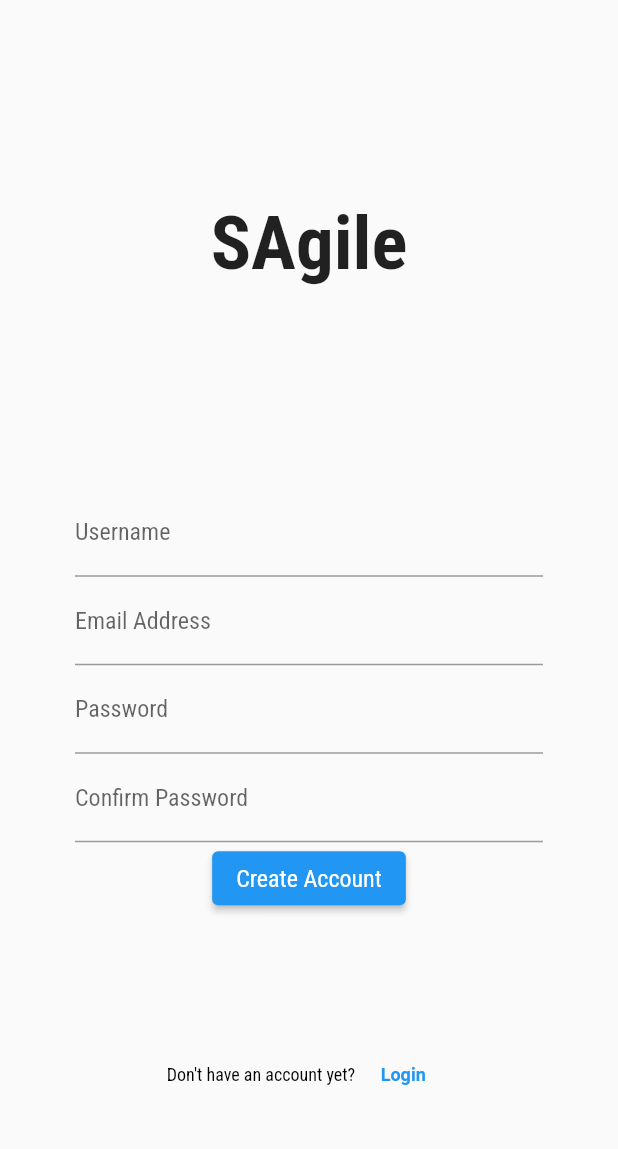
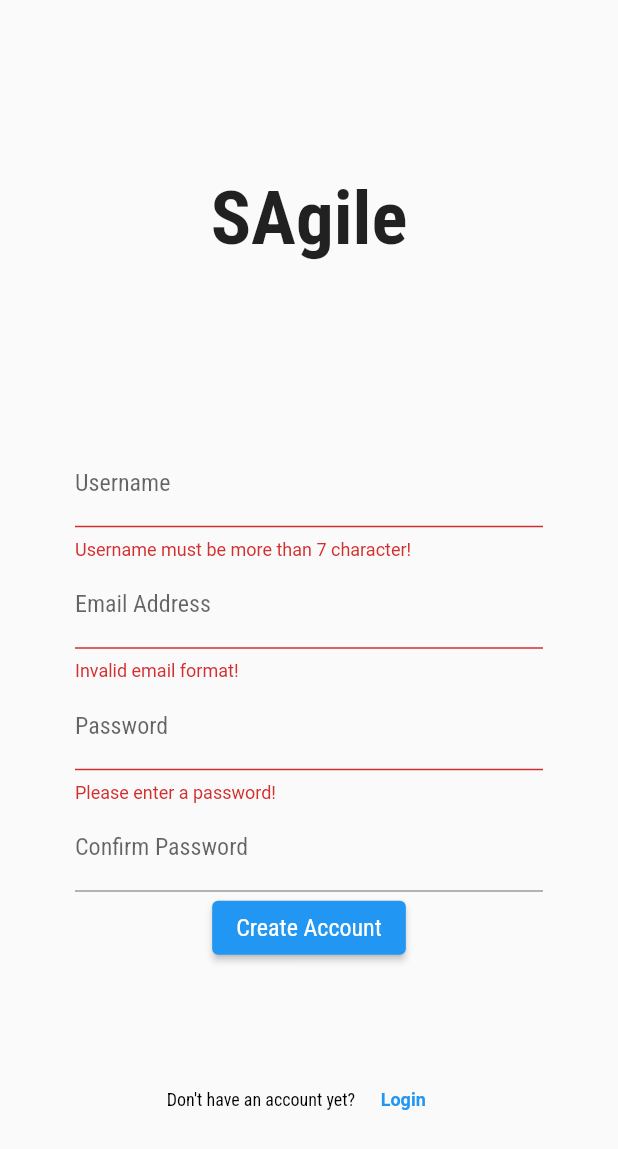
Before and after one commit to manzajp/sagile-mobile-main, a Flutter app: the screen it shows after launch, after a tap on "Create Account", on a phone screen of 412 x 824 dp. Shown: the top 1149 px of the screen. Run offline on Flutter 3.47's test engine with Material 2 defaults, Android fonts, the phone set to English and light mode, and no system bars; our stand-ins replace flutter_datetime_picker, font_awesome_flutter, google_fonts.

Commit message:
register validation

```diff
--- a/lib/pages/register_application.dart
+++ b/lib/pages/register_application.dart
@@ -105,6 +105,12 @@ class _RegisterWidgetState extends State<RegisterWidget> {
                           labelText: 'Username',
                           hintText: 'Enter your username here...',
                         ),
+                        validator: (username){
+                          if(username!.length < 8){
+                            return 'Username must be more than 7 character!';
+                          }
+                          return null;
+                        }
                       ),
                       padding: const EdgeInsets.symmetric(horizontal: 50),
                       alignment: Alignment.center,
@@ -118,6 +124,16 @@ class _RegisterWidgetState extends State<RegisterWidget> {
                           labelText: 'Email Address',
                           hintText: 'Enter your email address here...',
                         ),
+                        validator: (email){
+                          RegExp regex = RegExp(r"^[a-zA-Z0-9.a-zA-Z0-9.!#$%&'*+-/=?^_`{|}~]+@[a-zA-Z0-9]+\.[a-zA-Z]+");
+                          if(!regex.hasMatch(email!)){
+                            return 'Invalid email format!';
+                          }
+                          else if(email!.isEmpty){
+                            return 'Please enter your email address!';
+                          }
+                          return null;
+                        },
                       ),
                       padding: const EdgeInsets.symmetric(horizontal: 50),
                       alignment: Alignment.center,
@@ -132,6 +148,13 @@ class _RegisterWidgetState extends State<RegisterWidget> {
                           hintText: 'Enter your password here...',
                         ),
                         obscureText: true,
+                        validator: (password){
+                          if(password!.isEmpty){
+                            return 'Please enter a password!';
+                          }
+                          // passwordController.text = password;
+                          return null;
+                        },
                       ),
                       padding: const EdgeInsets.symmetric(horizontal: 50),
                       alignment: Alignment.center,
@@ -143,9 +166,15 @@ class _RegisterWidgetState extends State<RegisterWidget> {
                             fontSize: 16.0, fontWeight: FontWeight.normal),
                         decoration: const InputDecoration(
                           labelText: 'Confirm Password',
-                          hintText: 'Enter your password here...',
+                          hintText: 'Re-enter your password here...',
                         ),
                         obscureText: true,
+                        validator: (confirm){
+                          if(confirm != passwordController.text){
+                            return 'Your password doesn\'t match!';
+                          }
+                          return null;
+                        },
                       ),
                       padding: const EdgeInsets.symmetric(horizontal: 50),
                       alignment: Alignment.center,
```
